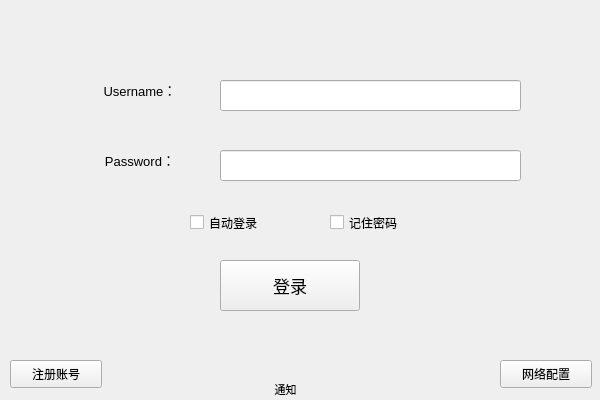
Neon2333/SimpleChat, file client/SimpleChatClient/SimpleChatClient/ui/LoginForm.ui: the form before one commit.
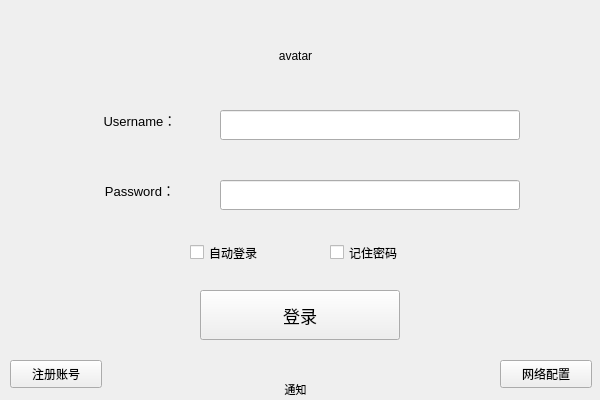
The form after the commit.

Commit message: 1.简单工厂模式方便后期增加业务，分离业务类和客户端代码

The edit to the form file:
```diff
--- a/client/SimpleChatClient/SimpleChatClient/ui/LoginForm.ui
+++ b/client/SimpleChatClient/SimpleChatClient/ui/LoginForm.ui
@@ -17,7 +17,7 @@
    <property name="geometry">
     <rect>
      <x>90</x>
-     <y>70</y>
+     <y>100</y>
      <width>100</width>
      <height>40</height>
     </rect>
@@ -56,10 +56,10 @@
   <widget class="QPushButton" name="pushButton_login">
    <property name="geometry">
     <rect>
-     <x>220</x>
-     <y>260</y>
-     <width>140</width>
-     <height>51</height>
+     <x>200</x>
+     <y>290</y>
+     <width>200</width>
+     <height>50</height>
     </rect>
    </property>
    <property name="font">
@@ -78,7 +78,7 @@
    <property name="geometry">
     <rect>
      <x>90</x>
-     <y>140</y>
+     <y>170</y>
      <width>100</width>
      <height>40</height>
     </rect>
@@ -118,7 +118,7 @@
    <property name="geometry">
     <rect>
      <x>190</x>
-     <y>210</y>
+     <y>240</y>
      <width>100</width>
      <height>25</height>
     </rect>
@@ -131,7 +131,7 @@
    <property name="geometry">
     <rect>
      <x>330</x>
-     <y>210</y>
+     <y>240</y>
      <width>100</width>
      <height>25</height>
     </rect>
@@ -144,9 +144,9 @@
    <property name="geometry">
     <rect>
      <x>220</x>
-     <y>80</y>
-     <width>301</width>
-     <height>31</height>
+     <y>110</y>
+     <width>300</width>
+     <height>30</height>
     </rect>
    </property>
   </widget>
@@ -180,7 +180,7 @@
    <property name="geometry">
     <rect>
      <x>530</x>
-     <y>80</y>
+     <y>110</y>
      <width>41</width>
      <height>31</height>
     </rect>
@@ -193,7 +193,7 @@
    <property name="geometry">
     <rect>
      <x>530</x>
-     <y>150</y>
+     <y>180</y>
      <width>41</width>
      <height>31</height>
     </rect>
@@ -205,7 +205,7 @@
   <widget class="QLabel" name="label_notify">
    <property name="geometry">
     <rect>
-     <x>120</x>
+     <x>130</x>
      <y>380</y>
      <width>331</width>
      <height>19</height>
@@ -227,12 +227,28 @@
    <property name="geometry">
     <rect>
      <x>220</x>
-     <y>150</y>
-     <width>301</width>
-     <height>31</height>
+     <y>180</y>
+     <width>300</width>
+     <height>30</height>
     </rect>
    </property>
   </widget>
+  <widget class="QLabel" name="label">
+   <property name="geometry">
+    <rect>
+     <x>210</x>
+     <y>30</y>
+     <width>171</width>
+     <height>51</height>
+    </rect>
+   </property>
+   <property name="text">
+    <string>avatar</string>
+   </property>
+   <property name="alignment">
+    <set>Qt::AlignCenter</set>
+   </property>
+  </widget>
  </widget>
  <layoutdefault spacing="6" margin="11"/>
  <resources/>
```
Left out of the diff: 3 changed lines with no effect on the pictures. The commit also changes 2 other files.
